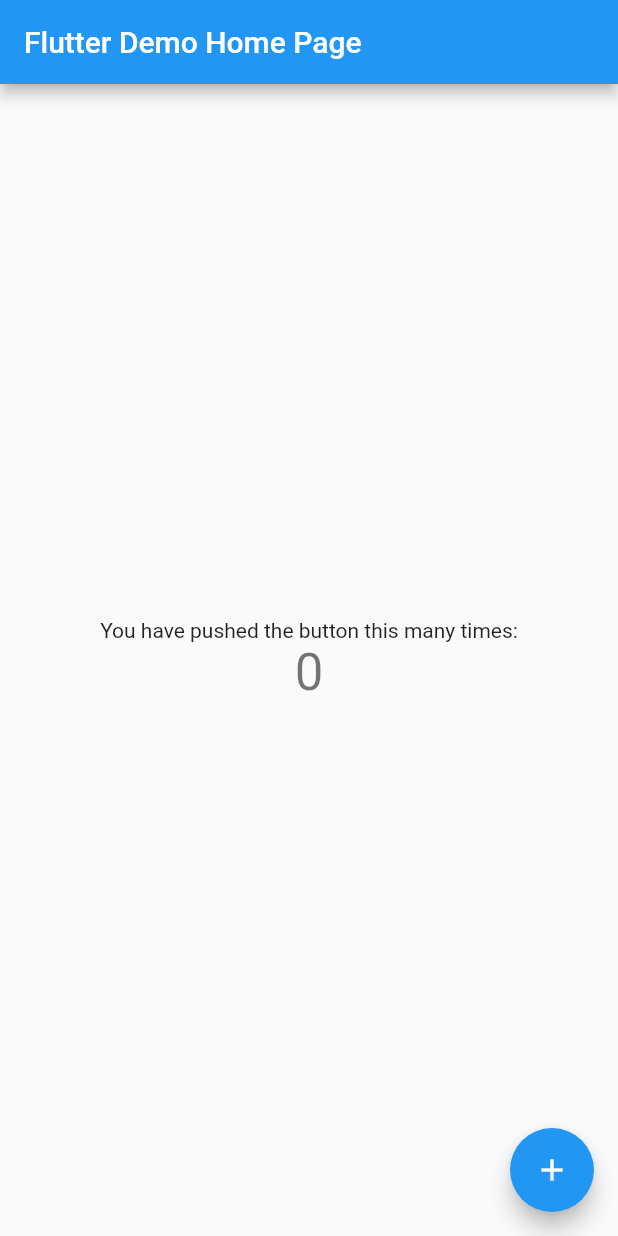
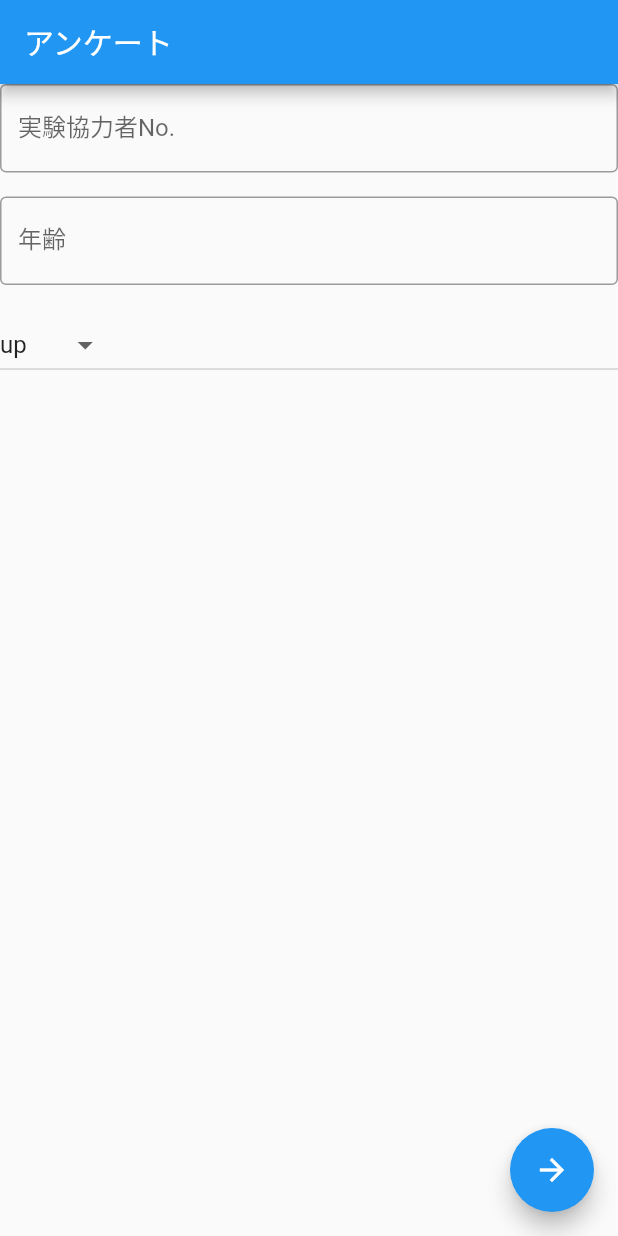
Before and after one commit to ymachidagit/questionnaire_app, a Flutter app: the screen it shows after launch, on a phone screen of 412 x 824 dp. Run offline on Flutter 3.47's test engine with Material 2 defaults, Android fonts, the light colour scheme and no system bars; missing offline and left inert: external_path.

Commit message:
ドロップダウンメニュー追加

```diff
--- a/lib/main.dart
+++ b/lib/main.dart
@@ -1,45 +1,32 @@
+// import 'dart:html';
+
 import 'package:flutter/material.dart';
+import 'package:flutter/services.dart';
+import 'package:questionnaire_app/question.dart';
 
 void main() {
   runApp(const MyApp());
 }
 
+const List<String> cndList = <String>['up', 'side', 'reflect']; // 照明条件のリスト
+
 class MyApp extends StatelessWidget {
   const MyApp({super.key});
 
-  // This widget is the root of your application.
   @override
   Widget build(BuildContext context) {
     return MaterialApp(
       title: 'Flutter Demo',
       theme: ThemeData(
-        // This is the theme of your application.
-        //
-        // Try running your application with "flutter run". You'll see the
-        // application has a blue toolbar. Then, without quitting the app, try
-        // changing the primarySwatch below to Colors.green and then invoke
-        // "hot reload" (press "r" in the console where you ran "flutter run",
-        // or simply save your changes to "hot reload" in a Flutter IDE).
-        // Notice that the counter didn't reset back to zero; the application
-        // is not restarted.
         primarySwatch: Colors.blue,
       ),
-      home: const MyHomePage(title: 'Flutter Demo Home Page'),
+      home: const MyHomePage(title: 'アンケート'),
     );
   }
 }
 
 class MyHomePage extends StatefulWidget {
   const MyHomePage({super.key, required this.title});
-
-  // This widget is the home page of your application. It is stateful, meaning
-  // that it has a State object (defined below) that contains fields that affect
-  // how it looks.
-
-  // This class is the configuration for the state. It holds the values (in this
-  // case the title) provided by the parent (in this case the App widget) and
-  // used by the build method of the State. Fields in a Widget subclass are
-  // always marked "final".
 
   final String title;
 
@@ -48,68 +35,69 @@
 }
 
 class _MyHomePageState extends State<MyHomePage> {
-  int _counter = 0;
-
-  void _incrementCounter() {
-    setState(() {
-      // This call to setState tells the Flutter framework that something has
-      // changed in this State, which causes it to rerun the build method below
-      // so that the display can reflect the updated values. If we changed
-      // _counter without calling setState(), then the build method would not be
-      // called again, and so nothing would appear to happen.
-      _counter++;
-    });
-  }
+  int num = 0; // 実験協力者番号
+  int age = 0; // 年齢
+  String isSelectedCnd = cndList.first; // 選択されている照明条件
 
   @override
   Widget build(BuildContext context) {
-    // This method is rerun every time setState is called, for instance as done
-    // by the _incrementCounter method above.
-    //
-    // The Flutter framework has been optimized to make rerunning build methods
-    // fast, so that you can just rebuild anything that needs updating rather
-    // than having to individually change instances of widgets.
     return Scaffold(
       appBar: AppBar(
-        // Here we take the value from the MyHomePage object that was created by
-        // the App.build method, and use it to set our appbar title.
         title: Text(widget.title),
       ),
       body: Center(
-        // Center is a layout widget. It takes a single child and positions it
-        // in the middle of the parent.
-        child: Column(
-          // Column is also a layout widget. It takes a list of children and
-          // arranges them vertically. By default, it sizes itself to fit its
-          // children horizontally, and tries to be as tall as its parent.
-          //
-          // Invoke "debug painting" (press "p" in the console, choose the
-          // "Toggle Debug Paint" action from the Flutter Inspector in Android
-          // Studio, or the "Toggle Debug Paint" command in Visual Studio Code)
-          // to see the wireframe for each widget.
-          //
-          // Column has various properties to control how it sizes itself and
-          // how it positions its children. Here we use mainAxisAlignment to
-          // center the children vertically; the main axis here is the vertical
-          // axis because Columns are vertical (the cross axis would be
-          // horizontal).
-          mainAxisAlignment: MainAxisAlignment.center,
-          children: <Widget>[
-            const Text(
-              'You have pushed the button this many times:',
-            ),
-            Text(
-              '$_counter',
-              style: Theme.of(context).textTheme.headline4,
-            ),
-          ],
+        child: Form(
+          child: ListView(
+            children: [
+              TextFormField(
+                  decoration: InputDecoration(
+                      labelText: '実験協力者No.', border: OutlineInputBorder()),
+                  keyboardType: TextInputType.number,
+                  inputFormatters: [FilteringTextInputFormatter.digitsOnly],
+                  onChanged: (value) {
+                    num = int.parse(value);
+                  }),
+              SizedBox(height: 16.0),
+              TextFormField(
+                  decoration: InputDecoration(
+                      labelText: '年齢', border: OutlineInputBorder()),
+                  keyboardType: TextInputType.number,
+                  inputFormatters: [FilteringTextInputFormatter.digitsOnly],
+                  onChanged: (value) {
+                    age = int.parse(value);
+                  }),
+              SizedBox(height: 16.0),
+              DropdownButton(
+                items: cndList.map<DropdownMenuItem<String>>((String value) {
+                  return DropdownMenuItem<String>(
+                    value: value,
+                    child: Text(value),
+                  );
+                }).toList(),
+                value: isSelectedCnd,
+                onChanged: (String? value) {
+                  setState(() {
+                    isSelectedCnd = value!;
+                  });
+                },
+              ),
+            ],
+          ),
         ),
       ),
       floatingActionButton: FloatingActionButton(
-        onPressed: _incrementCounter,
-        tooltip: 'Increment',
-        child: const Icon(Icons.add),
-      ), // This trailing comma makes auto-formatting nicer for build methods.
+        onPressed: () {
+          Navigator.push(
+            context,
+            MaterialPageRoute(
+                builder: (context) => QuestionPage(num, age, isSelectedCnd)),
+          );
+        },
+        tooltip: 'Next',
+        child: Icon(
+          Icons.arrow_forward,
+        ),
+      ),
     );
   }
 }
```
Also changed, not shown: lib/question.dart (added, +133 -0 lines), lib/questionnaire.dart (added, +75 -0 lines), pubspec.yaml (+4 -3 lines), pubspec.lock, 1 other file.
